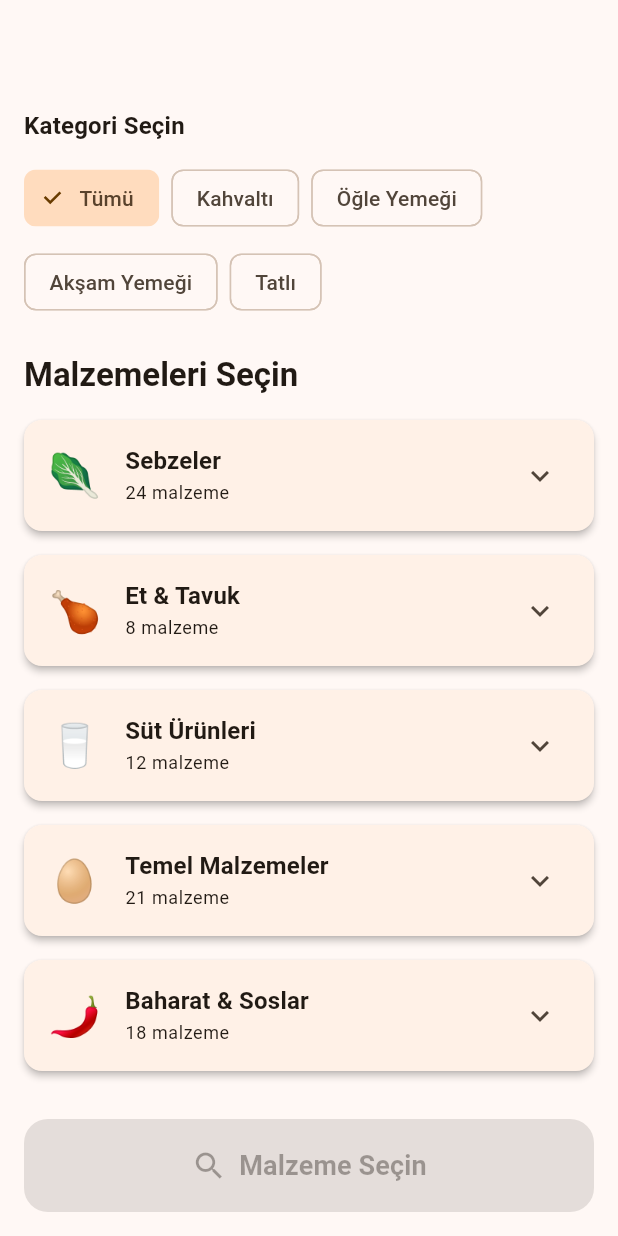
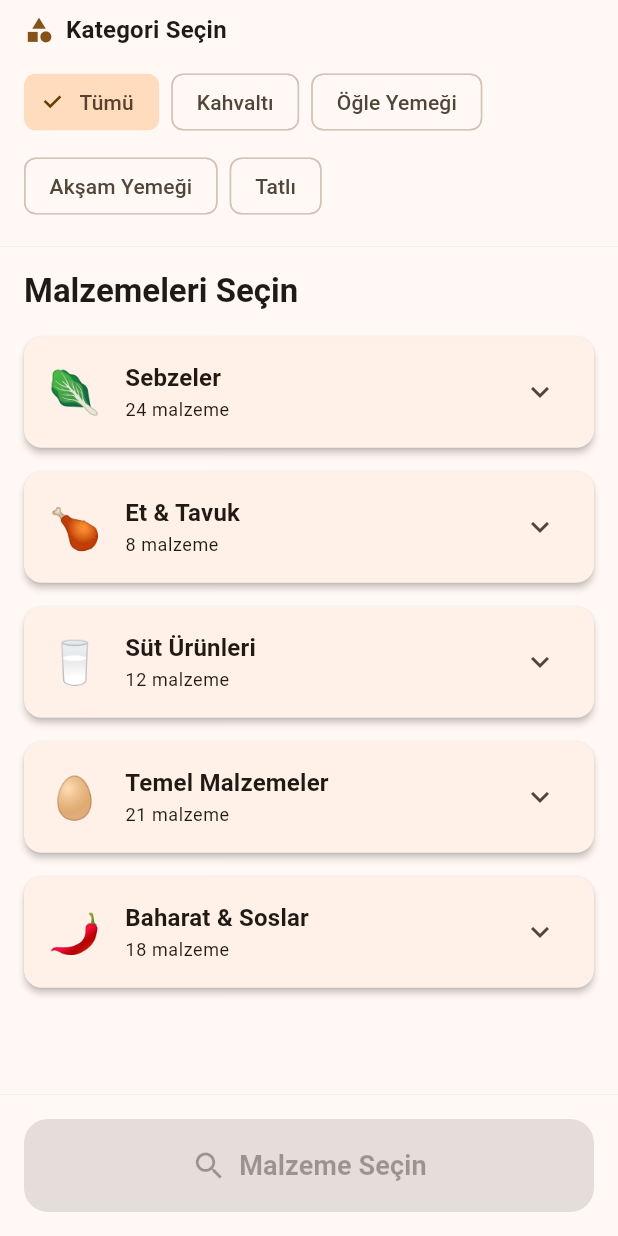
Before and after one commit to XeldarAlz/What-To-Cook, a Flutter app: the IngredientsPage screen opened directly, on a phone screen of 412 x 824 dp. Run offline on Flutter 3.47's test engine with Material 3 defaults, Android fonts, the phone set to English and light mode, and no system bars; our stand-ins replace cached_network_image, confetti, dartz, equatable, flutter_bloc, freezed_annotation and 1 more.

Commit message:
feat: reorganize ingredients page layout and hide category/selected ingredients when recipe is loaded

```diff
--- a/lib/features/ingredients/presentation/pages/ingredients_page.dart
+++ b/lib/features/ingredients/presentation/pages/ingredients_page.dart
@@ -36,9 +36,13 @@ class _IngredientsPageState extends State<IngredientsPage> {
       create: (context) => getIt<IngredientsBloc>(),
       child: BlocBuilder<IngredientsBloc, IngredientsState>(
         builder: (context, state) {
+          final showAppBar = state.maybeWhen(
+            loaded: (_, __, ___, ____) => true,
+            orElse: () => false,
+          );
+
           return Scaffold(
-            appBar: state.maybeWhen(
-              loaded: (_, __, ___, ____) => AppBar(
+            appBar: showAppBar ? AppBar(
               leading: IconButton(
                 icon: const Icon(Icons.arrow_back),
                 onPressed: () {
@@ -65,14 +69,10 @@ class _IngredientsPageState extends State<IngredientsPage> {
               ),
               title: const Text('Tarif'),
               elevation: 0,
-              ),
-              orElse: () => AppBar(
-                elevation: 0,
-                automaticallyImplyLeading: false,
-              ),
-            ),
-            body: SafeArea(
-              child: BlocListener<IngredientsBloc, IngredientsState>(
+              scrolledUnderElevation: 1,
+              surfaceTintColor: Theme.of(context).colorScheme.surfaceContainerHighest,
+            ) : null,
+            body: BlocListener<IngredientsBloc, IngredientsState>(
                 listener: (context, state) {
                   state.maybeWhen(
                     loaded: (_, __, ___, ____) {
@@ -170,7 +170,6 @@ class _IngredientsPageState extends State<IngredientsPage> {
                   ),
                 ),
             ),
-            ),
           );
         },
       ),
@@ -192,7 +191,78 @@ class _IngredientsPageState extends State<IngredientsPage> {
     return Column(
       key: key,
       children: [
-        if (selectedIngredients.isNotEmpty)
+        if (recipe == null)
+          Container(
+            padding: EdgeInsets.fromLTRB(
+              16.0,
+              MediaQuery.of(context).padding.top + 8.0,
+              16.0,
+              16.0,
+            ),
+            decoration: BoxDecoration(
+              color: Theme.of(context).colorScheme.surface,
+              border: Border(
+                bottom: BorderSide(
+                  color: Theme.of(context).colorScheme.outline.withValues(alpha: 0.1),
+                  width: 0.5,
+                ),
+              ),
+            ),
+            child: Column(
+              crossAxisAlignment: CrossAxisAlignment.start,
+              children: [
+                Row(
+                  children: [
+                    Icon(
+                      Icons.category,
+                      size: 20,
+                      color: Theme.of(context).colorScheme.primary,
+                    ),
+                    const SizedBox(width: 8),
+                    Text(
+                      'Kategori Seçin',
+                      style: Theme.of(context).textTheme.titleMedium?.copyWith(
+                            fontWeight: FontWeight.w600,
+                          ),
+                    ),
+                  ],
+                ),
+                const SizedBox(height: 12),
+                Wrap(
+                  spacing: 8,
+                  runSpacing: 8,
+                  children: [
+                    FilterChip(
+                      selected: selectedCategory == null,
+                      label: const Text('Tümü'),
+                      onSelected: (selected) {
+                        context.read<IngredientsBloc>().add(
+                          IngredientsEvent.selectCategory(null),
+                        );
+                      },
+                      selectedColor: Theme.of(context).colorScheme.primaryContainer,
+                      checkmarkColor: Theme.of(context).colorScheme.onPrimaryContainer,
+                    ),
+                    ...RecipeCategory.values.map((category) {
+                      final isSelected = selectedCategory == category;
+                      return FilterChip(
+                        selected: isSelected,
+                        label: Text(CategoryUtils.getCategoryName(category)),
+                        onSelected: (selected) {
+                          context.read<IngredientsBloc>().add(
+                            IngredientsEvent.selectCategory(selected ? category : null),
+                          );
+                        },
+                        selectedColor: Theme.of(context).colorScheme.primaryContainer,
+                        checkmarkColor: Theme.of(context).colorScheme.onPrimaryContainer,
+                      );
+                    }),
+                  ],
+                ),
+              ],
+            ),
+          ),
+        if (recipe == null && selectedIngredients.isNotEmpty)
           Container(
             padding: const EdgeInsets.all(16.0),
             decoration: BoxDecoration(
@@ -267,7 +337,6 @@ class _IngredientsPageState extends State<IngredientsPage> {
               ],
             ),
           ),
-
         Expanded(
           child: recipe != null
               ? RecipeDetailWidget(
@@ -298,45 +367,6 @@ class _IngredientsPageState extends State<IngredientsPage> {
                         crossAxisAlignment: CrossAxisAlignment.start,
                         children: [
                           Text(
-                                'Kategori Seçin',
-                                style: Theme.of(context).textTheme.titleMedium?.copyWith(
-                                      fontWeight: FontWeight.w600,
-                                    ),
-                              ),
-                              const SizedBox(height: 12),
-                              Wrap(
-                                spacing: 8,
-                                runSpacing: 8,
-                                children: [
-                                  FilterChip(
-                                    selected: selectedCategory == null,
-                                    label: const Text('Tümü'),
-                                    onSelected: (selected) {
-                                      context.read<IngredientsBloc>().add(
-                                        IngredientsEvent.selectCategory(null),
-                                      );
-                                    },
-                                    selectedColor: Theme.of(context).colorScheme.primaryContainer,
-                                    checkmarkColor: Theme.of(context).colorScheme.onPrimaryContainer,
-                                  ),
-                                  ...RecipeCategory.values.map((category) {
-                                    final isSelected = selectedCategory == category;
-                                    return FilterChip(
-                                      selected: isSelected,
-                                      label: Text(CategoryUtils.getCategoryName(category)),
-                                      onSelected: (selected) {
-                                        context.read<IngredientsBloc>().add(
-                                          IngredientsEvent.selectCategory(selected ? category : null),
-                                        );
-                                      },
-                                      selectedColor: Theme.of(context).colorScheme.primaryContainer,
-                                      checkmarkColor: Theme.of(context).colorScheme.onPrimaryContainer,
-                                    );
-                                  }),
-                                ],
-                              ),
-                              const SizedBox(height: 24),
-                              Text(
                             'Malzemeleri Seçin',
                             style: Theme.of(context).textTheme.titleLarge?.copyWith(
                                   fontWeight: FontWeight.bold,
@@ -356,8 +386,23 @@ class _IngredientsPageState extends State<IngredientsPage> {
                               },
                             ),
                           ),
-                              const SizedBox(height: 16),
-                              SizedBox(
+                        ],
+                      ),
+                    ),
+        ),
+        if (recipe == null && error == null)
+          Container(
+            padding: const EdgeInsets.all(16.0),
+            decoration: BoxDecoration(
+              color: Theme.of(context).colorScheme.surface,
+              border: Border(
+                top: BorderSide(
+                  color: Theme.of(context).colorScheme.outline.withValues(alpha: 0.1),
+                  width: 0.5,
+                ),
+              ),
+            ),
+            child: SizedBox(
               width: double.infinity,
               child: ElevatedButton.icon(
                 onPressed: selectedIngredients.isEmpty
@@ -384,9 +429,6 @@ class _IngredientsPageState extends State<IngredientsPage> {
                   ),
                   elevation: 2,
                 ),
-                                ),
-                              ),
-                            ],
               ),
             ),
           ),
```
Lines whose indentation alone changed are shown as unchanged.
